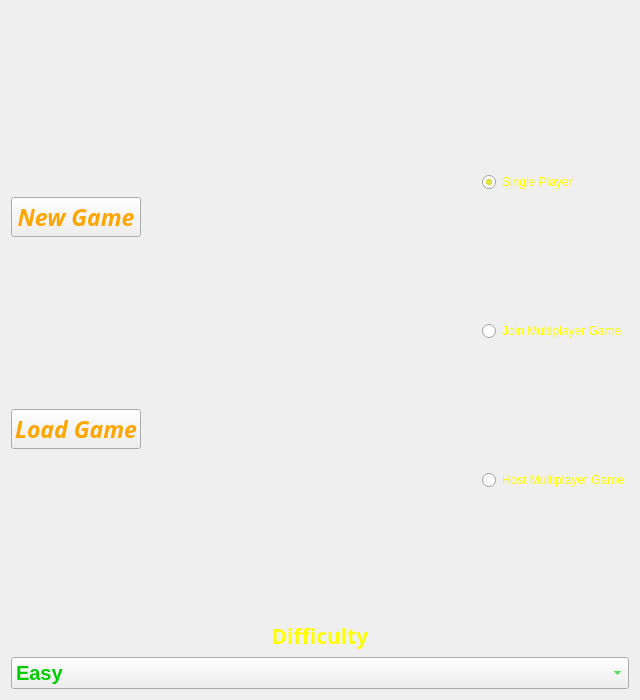
Old version of the form mainwindow.ui in the repository ThyberZee/earthdefense.
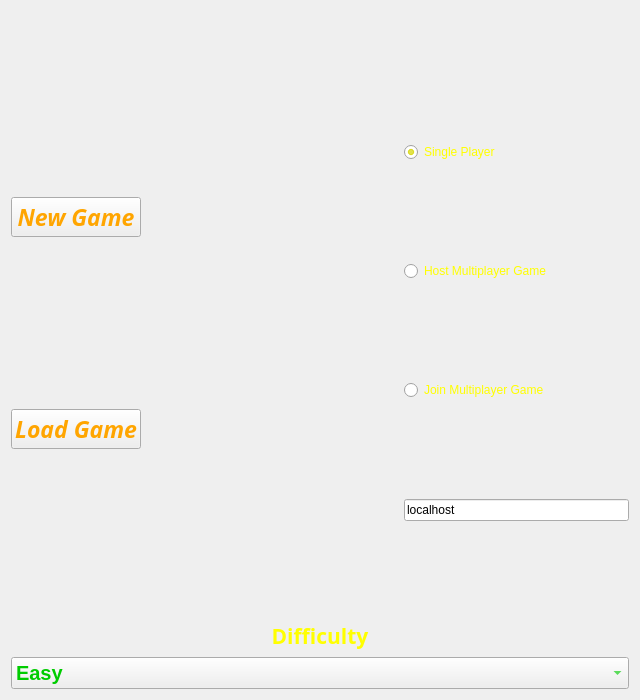
New version of the form. Icons and pictures are not drawn.

```diff
--- a/mainwindow.ui
+++ b/mainwindow.ui
@@ -33,16 +33,6 @@
         </property>
        </widget>
       </item>
-      <item>
-       <widget class="QRadioButton" name="rbJoinGame">
-        <property name="styleSheet">
-         <string notr="true">color:yellow</string>
-        </property>
-        <property name="text">
-         <string>Join Multiplayer Game</string>
-        </property>
-       </widget>
-      </item>
       <item>
        <widget class="QRadioButton" name="rbHostGame">
         <property name="styleSheet">
@@ -53,6 +43,23 @@
         </property>
        </widget>
       </item>
+      <item>
+       <widget class="QRadioButton" name="rbJoinGame">
+        <property name="styleSheet">
+         <string notr="true">color:yellow</string>
+        </property>
+        <property name="text">
+         <string>Join Multiplayer Game</string>
+        </property>
+       </widget>
+      </item>
+      <item>
+       <widget class="QLineEdit" name="leIP">
+        <property name="text">
+         <string>localhost</string>
+        </property>
+       </widget>
+      </item>
      </layout>
     </item>
     <item row="5" column="0" colspan="4">
```
